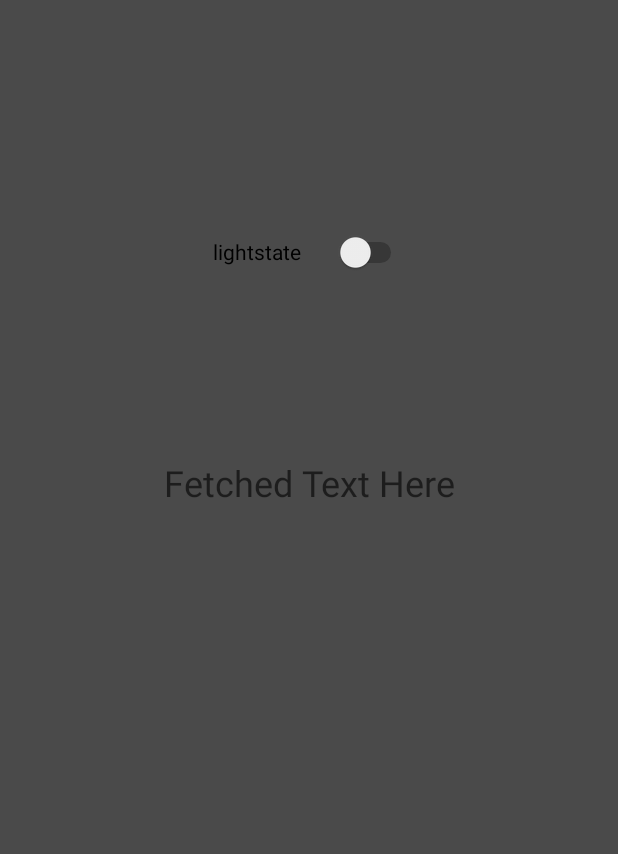
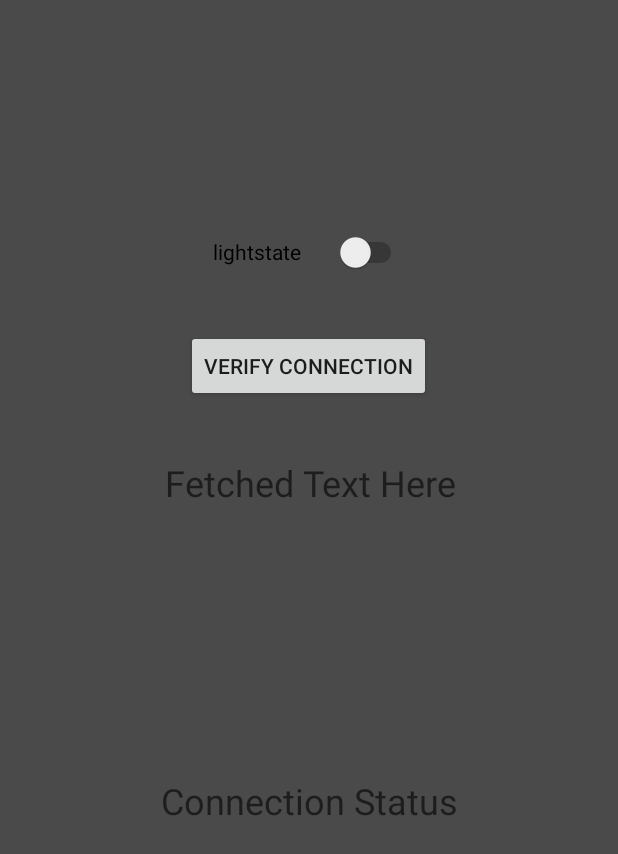
Before and after one commit to jdtran96/Magnite, an Android app: the MainPage screen opened directly, with no data from a screen before it, on a phone screen of 412 x 824 dp. Shown: the top 854 px of the screen. Run offline under Robolectric (Android 15) with nearby library versions, the phone set to English and light mode, and no system bars.

Commit message:
Fixed NetworkConnectConfirm class. Web Server Connection Verification is now complete.

```diff
--- a/app/src/main/java/com/example/jonathan/winter_project/MainPage.java
+++ b/app/src/main/java/com/example/jonathan/winter_project/MainPage.java
@@ -9,11 +9,13 @@ import android.widget.TextView;
 import org.json.JSONArray;
 import org.json.JSONException;
 import org.json.JSONObject;
-public class MainPage extends AppCompatActivity {
+public class MainPage extends AppCompatActivity implements View.OnClickListener {
 
     public static boolean light_state;
     public static TextView data;
+    public static TextView CNCTConfirmText;
     public static Switch LightStatus;
+    public static Button Connected;
     private static boolean ServerConnected;
 
     @Override
@@ -21,28 +23,37 @@ public class MainPage extends AppCompatActivity {
         super.onCreate(savedInstanceState);
         setContentView(R.layout.activity_login_success);
 
+        Connected = findViewById(R.id.Verify_Connection);
+        Connected.setOnClickListener(this);
+
+        LightStatus = findViewById(R.id.LightState);
+        LightStatus.setOnClickListener(this);
+
         data = findViewById(R.id.textEdit);
-        LightStatus = findViewById(R.id.LightState);
+        CNCTConfirmText = findViewById(R.id.Connection_Text);
+    }
 
-        LightStatus.setOnClickListener(new View.OnClickListener() {
-            @Override
-            public void onClick(View v) {
+
+    @Override
+    public void onClick(View v) {
+        switch (v.getId())
+        {
+            case R.id.LightState:
+            {
                 fetchData process = new fetchData();
                 if(LightStatus.isChecked())
                 {
                     process.execute();
                 }
                 else
-                process.Process_two();
+                    process.Process_two();
+                break;
             }
-        });
-
-       ServerConnected = NetworkConnectConfirm.sendPingRequest();
-
-
-
-
+            case R.id.Verify_Connection:
+            {
+                NetworkConnectConfirm NetConfirm = new NetworkConnectConfirm();
+                NetConfirm.execute();
+            }
+        }
     }
-
-
 }
--- a/app/src/main/res/layout/activity_login_success.xml
+++ b/app/src/main/res/layout/activity_login_success.xml
@@ -8,9 +8,11 @@
     tools:context=".MainPage">
 
     <ScrollView
-        android:layout_width="match_parent"
-        android:layout_height="match_parent"
+        android:layout_width="414dp"
+        android:layout_height="106dp"
         android:layout_marginTop="300dp"
+        app:layout_constraintEnd_toEndOf="parent"
+        app:layout_constraintHorizontal_bias="0.0"
         app:layout_constraintStart_toStartOf="parent"
         app:layout_constraintTop_toTopOf="parent">
 
@@ -35,4 +37,26 @@
         app:layout_constraintStart_toStartOf="parent"
         app:layout_constraintTop_toTopOf="parent" />
 
+    <Button
+        android:id="@+id/Verify_Connection"
+        android:layout_width="wrap_content"
+        android:layout_height="wrap_content"
+        android:layout_marginStart="124dp"
+        android:layout_marginTop="220dp"
+        android:text="Verify Connection"
+        app:layout_constraintStart_toStartOf="parent"
+        app:layout_constraintTop_toTopOf="parent" />
+
+    <TextView
+        android:id="@+id/Connection_Text"
+        android:layout_width="412dp"
+        android:layout_height="128dp"
+        android:layout_marginBottom="184dp"
+        android:hint="Connection Status"
+        android:padding="5dp"
+        android:textAlignment="center"
+        android:textSize="24sp"
+        app:layout_constraintBottom_toBottomOf="parent"
+        app:layout_constraintEnd_toEndOf="parent" />
+
 </android.support.constraint.ConstraintLayout>
--- a/app/src/main/res/values/strings.xml
+++ b/app/src/main/res/values/strings.xml
@@ -1,4 +1,8 @@
 <resources>
     <string name="app_name">Magnite</string>
     <string name="Default">Hello World!</string>
+    <string name="Reg_button">Register</string>
+    <string name="Email">Email</string>
+    <string name="Password">Password</string>
+    <string name="M_logo">Magnite Logo</string>
 </resources>
```
Also changed, not shown: app/src/main/java/com/example/jonathan/winter_project/NetworkConnectConfirm.java (+17 -7 lines), app/src/main/res/layout/activity_register.xml (+4 -4 lines).
